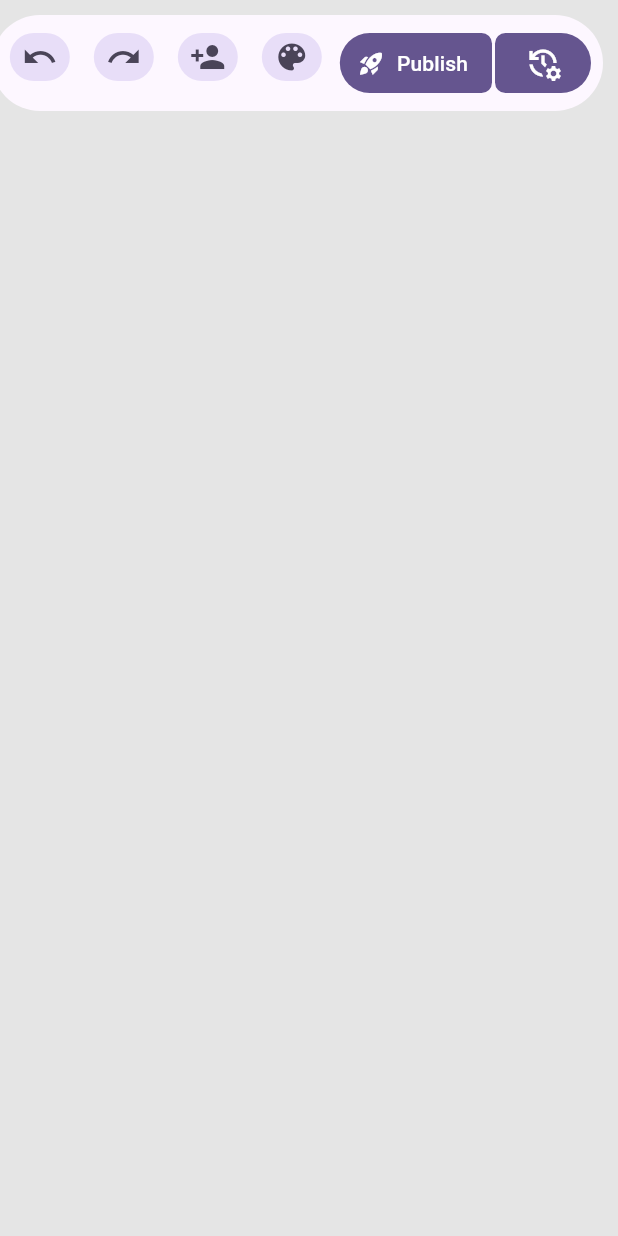
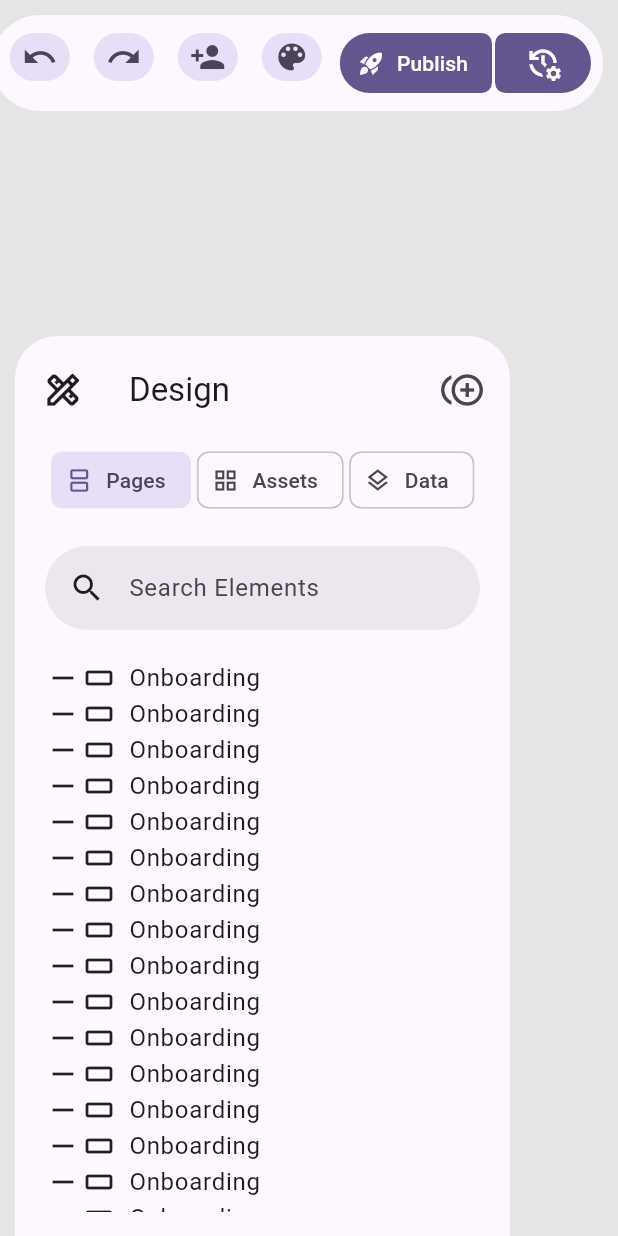
Before and after one commit to schemafx/client, a Flutter app: the screen it shows after launch, on a phone screen of 412 x 824 dp. Run offline on Flutter 3.47's test engine with Material 3 defaults, Android fonts, the phone set to English and light mode, and no system bars.

Commit message:
Created Design Page

```diff
--- a/lib/editor/app.dart
+++ b/lib/editor/app.dart
@@ -1,5 +1,6 @@
 import 'package:flutter/material.dart';
 import './pages/action_bar.dart';
+import './pages/design.dart';
 
 class App extends StatelessWidget {
   const App({super.key});
@@ -7,7 +8,16 @@ class App extends StatelessWidget {
   @override
   Widget build(BuildContext context) {
     return Stack(
-      children: [Positioned(right: 10, top: 10, child: ActionBar())],
+      children: [
+        Positioned(
+          left: 10,
+          bottom: 0,
+          width: 330,
+          height: 600,
+          child: DesignScreen(),
+        ),
+        Positioned(right: 10, top: 10, child: ActionBar()),
+      ],
     );
   }
 }
--- /dev/null
+++ b/lib/editor/pages/design.dart
@@ -0,0 +1,184 @@
+import 'package:flutter/material.dart';
+
+class DesignScreen extends StatefulWidget {
+  const DesignScreen({super.key});
+
+  @override
+  State<DesignScreen> createState() => _DesignScreenState();
+}
+
+class _DesignScreenState extends State<DesignScreen> {
+  String mode = 'Pages';
+
+  @override
+  Widget build(BuildContext context) {
+    return Container(
+      decoration: BoxDecoration(
+        color: Theme.of(context).cardColor,
+        borderRadius: BorderRadius.vertical(
+          top: Radius.circular(28),
+          bottom: Radius.zero,
+        ),
+      ),
+      clipBehavior: Clip.antiAlias,
+      child: Padding(
+        padding: EdgeInsets.symmetric(horizontal: 4, vertical: 8),
+        child: Scaffold(
+          appBar: AppBar(
+            forceMaterialTransparency: true,
+            leading: const Icon(Icons.design_services_outlined, size: 28),
+            title: const Text('Design'),
+            actions: [
+              /*IconButton(
+                icon: const Icon(Icons.extension_outlined, size: 28),
+                onPressed: () {
+                  // TODO: Add Plugins
+                },
+              ),
+              const SizedBox(width: 4)*/
+              IconButton(
+                icon: const Icon(
+                  Icons.control_point_duplicate_outlined,
+                  size: 28,
+                ),
+                onPressed: () {
+                  // TODO: Handle connect button press
+                },
+              ),
+              const SizedBox(width: 4),
+            ],
+          ),
+          body: Padding(
+            padding: const EdgeInsets.symmetric(
+              horizontal: 16.0,
+              vertical: 8.0,
+            ),
+            child: Column(
+              children: [
+                Row(
+                  mainAxisAlignment: MainAxisAlignment.spaceEvenly,
+                  children: [
+                    InputChip(
+                      label: Text('Pages'),
+                      avatar: Icon(Icons.splitscreen_outlined),
+                      selected: mode == 'Pages',
+                      onSelected: (value) => {
+                        value ? setState(() => mode = 'Pages') : Null,
+                      },
+                      showCheckmark: false,
+                    ),
+                    InputChip(
+                      label: Text('Assets'),
+                      avatar: Icon(Icons.grid_view_outlined),
+                      selected: mode == 'Assets',
+                      onSelected: (value) => {
+                        value ? setState(() => mode = 'Assets') : Null,
+                      },
+                      showCheckmark: false,
+                    ),
+                    InputChip(
+                      label: Text('Data'),
+                      avatar: Icon(Icons.layers_outlined),
+                      selected: false,
+                      onSelected: (value) => {
+                        value ? /* TODO: Open the Data view */ Null : Null,
+                      },
+                      showCheckmark: false,
+                    ),
+                  ],
+                ),
+                const SizedBox(height: 20),
+                SearchBar(
+                  elevation: WidgetStateProperty.all(0.0),
+                  leading: Padding(
+                    padding: const EdgeInsets.all(8.0),
+                    child: Icon(Icons.search_outlined),
+                  ),
+                  hintText: mode == 'Assets'
+                      ? 'Search Components'
+                      : 'Search Elements',
+                ),
+                const SizedBox(height: 20),
+                Expanded(
+                  child: mode == 'Assets'
+                      ? GridView.builder(
+                          padding: const EdgeInsets.all(16.0),
+                          gridDelegate:
+                              const SliverGridDelegateWithFixedCrossAxisCount(
+                                crossAxisCount: 2,
+                                crossAxisSpacing: 16.0,
+                                mainAxisSpacing: 16.0,
+                                childAspectRatio: 2,
+                              ),
+
+                          itemCount: 80,
+
+                          itemBuilder: (BuildContext context, int index) {
+                            return Container(
+                              decoration: BoxDecoration(
+                                color: const Color(0xFFF0EFF2),
+                                borderRadius: BorderRadius.circular(18.0),
+                              ),
+                              child: Stack(
+                                children: [
+                                  Positioned(
+                                    left: 18,
+                                    bottom: 10,
+                                    child: Text(
+                                      'Name',
+                                      style: Theme.of(
+                                        context,
+                                      ).textTheme.labelMedium,
+                                    ),
+                                  ),
+                                ],
+                              ),
+                            );
+                          },
+                        )
+                      : ListView.builder(
+                          itemCount: 30,
+                          itemBuilder: (BuildContext context, int index) {
+                            return _PageElement();
+                          },
+                        ),
+                ),
+              ],
+            ),
+          ),
+        ),
+      ),
+    );
+  }
+}
+
+class _PageElement extends StatelessWidget {
+  final bool hasChild = false;
+
+  @override
+  Widget build(BuildContext context) {
+    final row = Row(
+      children: [
+        Icon(
+          hasChild ? Icons.keyboard_arrow_down_outlined : Icons.remove_outlined,
+          size: 24,
+        ),
+        Icon(Icons.crop_16_9_outlined, size: 24),
+        const SizedBox(width: 8.0),
+        Text('Onboarding', style: Theme.of(context).textTheme.bodyLarge),
+      ],
+    );
+
+    return hasChild
+        ? Column(
+            children: [
+              row,
+              Padding(
+                padding: EdgeInsetsGeometry.only(left: 24),
+                child: _PageElement(),
+              ),
+            ],
+          )
+        : row;
+  }
+}
```
